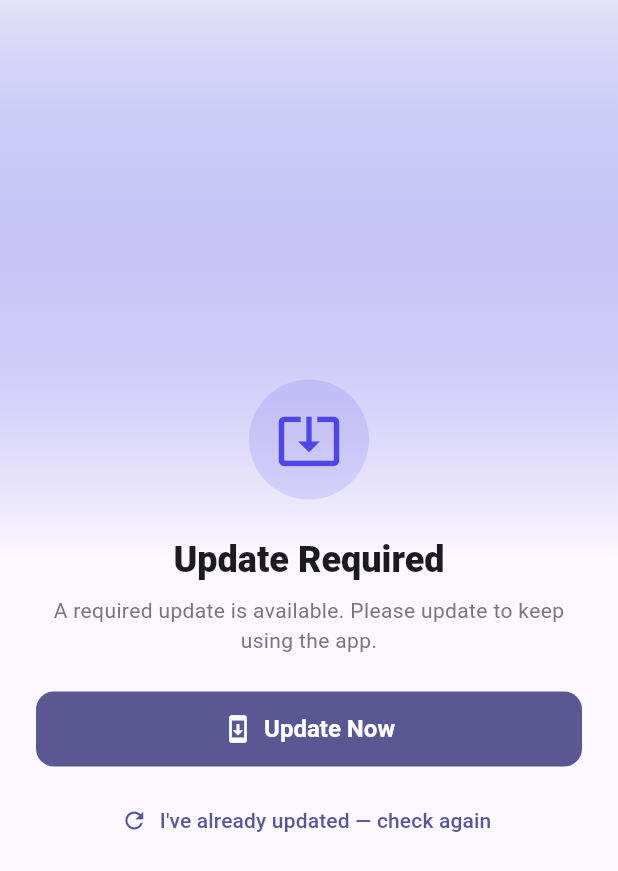
After one commit to HereQuality/Internal-Audit-Sainest-App, a Flutter app: the UpdateRequiredScreen screen opened directly, after a tap on "Update Now", on a phone screen of 412 x 824 dp. The commit adds this screen. Shown: the top 871 px of the screen. Run offline on Flutter 3.47's test engine with Material 3 defaults, Android fonts, the phone set to English and light mode, and no system bars; our stand-ins replace cached_network_image, dio, firebase_core, firebase_messaging, flutter_local_notifications, flutter_secure_storage and 10 more; missing offline and left inert: flutter_background_service; accounts and stored records are empty; network calls fail.

Commit message:
feat: implement force-update mechanism with app update provider and UI screen

```diff
--- a/lib/core/constants/api_constants.dart
+++ b/lib/core/constants/api_constants.dart
@@ -1,11 +1,21 @@
-/// API base URL — points directly at the production backend. No
-/// --dart-define/environment override; this app always talks to one
-/// server.
+/// API base URL — points at the dev backend by default. Every real build
+/// (debug or release, on a device or in the store) still gets exactly this
+/// same server with zero extra flags, so nothing changes for the normal
+/// workflow. The one override below exists ONLY for pointing a local
+/// `flutter run` at a developer's own machine while testing a
+/// not-yet-deployed server change (e.g. App Update) — pass
+/// `--dart-define=API_BASE_URL=http://localhost:5001/api/v1` (iOS
+/// Simulator reaches the host's `localhost` directly; an Android emulator
+/// needs `http://10.0.2.2:5001/api/v1` instead, since `localhost` there
+/// means the emulator itself).
 class ApiConstants {
   ApiConstants._();
 
-//   static const String baseUrl = 'https://audit.hqepl.com/api/v1';
-  static const String baseUrl = 'https://devaudit.hqepl.com/api/v1';
+//   static const String prodUrl = 'https://audit.hqepl.com/api/v1';
+  static const String baseUrl = String.fromEnvironment(
+    'API_BASE_URL',
+    defaultValue: 'https://devaudit.hqepl.com/api/v1',
+  );
 
   /// Socket.io connects to the server root, not the /api/v1 REST prefix.
   static String get socketUrl {
@@ -123,6 +133,11 @@ class ApiConstants {
   // announcement.routes.js). AnnouncementProvider polls this.
   static const announcementStatus = '/announcement/status';
 
+  // Force-update gate — public, no auth required (see server/routes/
+  // appUpdate.routes.js). AppUpdateProvider reads this before login even
+  // resolves, same reasoning as maintenanceStatus above.
+  static const appUpdateStatus = '/app-update/status';
+
   // Global company config — the report PDF's header line, matching the
   // web Full Report's own `useCompany()` (companies.api.js#getCompanyDetails).
   // Public, no auth required (see server/routes/company.routes.js).
--- /dev/null
+++ b/lib/screens/root/update_required_screen.dart
@@ -0,0 +1,223 @@
+import 'dart:io' show Platform;
+
+import 'package:flutter/material.dart';
+import 'package:provider/provider.dart';
+import 'package:url_launcher/url_launcher.dart';
+
+import '../../core/theme/app_colors.dart';
+import '../../providers/app_update_provider.dart';
+
+/// Android's Play Store package name (android/app/build.gradle.kts's own
+/// `applicationId`) — used to deep-link straight to this app's listing.
+const _androidPackageId = 'com.hqepl.audit360';
+
+/// Apple's numeric App Store id for this app (ios/Runner.xcodeproj's own
+/// `PRODUCT_BUNDLE_IDENTIFIER` is "com.hqepl.internalaudit", but Apple's
+/// store URL needs the numeric listing id, not the bundle id, and that
+/// only exists once the app has actually been submitted/published). Fill
+/// this in once the iOS listing exists — see the fallback below for what
+/// happens while it's still blank.
+const _iosAppStoreId = '';
+
+/// Full-screen, unavoidable block shown in place of the ENTIRE app (see
+/// main.dart's _RootGate) whenever AppUpdateProvider.isForceUpdateRequired
+/// is true — checked before login even resolves, unlike
+/// MaintenanceBlockScreen. Styled to echo LoginScreen's own gradient-card
+/// look, same as MaintenanceBlockScreen, so it reads as an intentional app
+/// state, not a crash/error screen.
+class UpdateRequiredScreen extends StatefulWidget {
+  const UpdateRequiredScreen({super.key});
+
+  @override
+  State<UpdateRequiredScreen> createState() => _UpdateRequiredScreenState();
+}
+
+class _UpdateRequiredScreenState extends State<UpdateRequiredScreen> {
+  bool _checking = false;
+  bool _opening = false;
+
+  Future<void> _checkAgain() async {
+    setState(() => _checking = true);
+    await context.read<AppUpdateProvider>().refreshNow();
+    if (mounted) setState(() => _checking = false);
+  }
+
+  Future<void> _openStore() async {
+    final Uri? uri;
+    if (Platform.isAndroid) {
+      uri = Uri.parse('https://play.google.com/store/apps/details?id=$_androidPackageId');
+    } else if (Platform.isIOS && _iosAppStoreId.isNotEmpty) {
+      uri = Uri.parse('https://apps.apple.com/app/id$_iosAppStoreId');
+    } else {
+      uri = null;
+    }
+
+    if (uri == null) return;
+
+    setState(() => _opening = true);
+    try {
+      await launchUrl(uri, mode: LaunchMode.externalApplication);
+    } catch (_) {
+      // Nothing more useful to do here — worst case the button just
+      // doesn't do anything and the user is still safely on this screen,
+      // not stuck mid-navigation somewhere.
+    } finally {
+      if (mounted) setState(() => _opening = false);
+    }
+  }
+
+  @override
+  Widget build(BuildContext context) {
+    final scheme = Theme.of(context).colorScheme;
+    final provider = context.watch<AppUpdateProvider>();
+    final status = provider.status;
+    final canOpenStore = Platform.isAndroid || (Platform.isIOS && _iosAppStoreId.isNotEmpty);
+    final installedVersion = provider.installedVersion;
+
+    return Scaffold(
+      body: DecoratedBox(
+        decoration: BoxDecoration(
+          gradient: LinearGradient(
+            begin: Alignment.topCenter,
+            end: Alignment.bottomCenter,
+            colors: [AppColors.primary.withValues(alpha: 0.12), scheme.surface],
+            stops: const [0.0, 0.45],
+          ),
+        ),
+        child: SafeArea(
+          child: Center(
+            child: SingleChildScrollView(
+              padding: const EdgeInsets.symmetric(horizontal: 24, vertical: 24),
+              child: ConstrainedBox(
+                constraints: const BoxConstraints(maxWidth: 420),
+                child: Column(
+                  mainAxisSize: MainAxisSize.min,
+                  crossAxisAlignment: CrossAxisAlignment.stretch,
+                  children: [
+                    Center(
+                      child: Container(
+                        padding: const EdgeInsets.all(18),
+                        decoration: BoxDecoration(
+                          color: AppColors.primary.withValues(alpha: 0.14),
+                          shape: BoxShape.circle,
+                        ),
+                        child: const Icon(Icons.system_update_alt, size: 44, color: AppColors.primary),
+                      ),
+                    ),
+                    const SizedBox(height: 24),
+                    Text(
+                      'Update Required',
+                      style: Theme.of(context).textTheme.headlineSmall?.copyWith(fontWeight: FontWeight.w800),
+                      textAlign: TextAlign.center,
+                    ),
+                    const SizedBox(height: 8),
+                    Text(
+                      status.message.isNotEmpty
+                          ? status.message
+                          : "A required update is available. Please update to keep using the app.",
+                      style: Theme.of(context).textTheme.bodyMedium?.copyWith(color: scheme.outline),
+                      textAlign: TextAlign.center,
+                    ),
+                    // Concrete "you have X, need Y" — same reasoning as
+                    // MaintenanceBlockScreen's own "EXPECTED BACK" box:
+                    // seeing the actual numbers is what makes someone
+                    // trust the block is real and knows exactly what
+                    // updating will fix, instead of a vague "something's
+                    // wrong, tap the button and hope."
+                    if (installedVersion != null && status.minVersion.isNotEmpty) ...[
+                      const SizedBox(height: 18),
+                      Container(
+                        padding: const EdgeInsets.symmetric(horizontal: 16, vertical: 12),
+                        decoration: BoxDecoration(
+                          color: scheme.surfaceContainerLow,
+                          borderRadius: BorderRadius.circular(14),
+                          border: Border.all(color: scheme.outlineVariant.withValues(alpha: 0.6)),
+                        ),
+                        child: Row(
+                          mainAxisAlignment: MainAxisAlignment.spaceEvenly,
+                          children: [
+                            _VersionColumn(label: 'YOUR VERSION', value: installedVersion, color: scheme.outline),
+                            Icon(Icons.arrow_forward, size: 18, color: scheme.outlineVariant),
+                            _VersionColumn(label: 'REQUIRED', value: '${status.minVersion}+', color: AppColors.primary),
+                          ],
+                        ),
+                      ),
+                    ],
+                    const SizedBox(height: 24),
+                    if (canOpenStore)
+                      ElevatedButton.icon(
+                        onPressed: _opening ? null : _openStore,
+                        style: ElevatedButton.styleFrom(
+                          padding: const EdgeInsets.symmetric(vertical: 14),
+                          textStyle: const TextStyle(fontSize: 16, fontWeight: FontWeight.w700),
+                        ),
+                        icon: _opening
+                            ? const SizedBox(
+                                height: 16,
+                                width: 16,
+                                child: CircularProgressIndicator(strokeWidth: 2, color: Colors.white),
+                              )
+                            : const Icon(Icons.system_update, size: 20),
+                        label: const Text('Update Now'),
+                      )
+                    else
+                      // No store link configured for this platform yet
+                      // (see _iosAppStoreId above) — still tell the person
+                      // something actionable instead of a dead-looking
+                      // screen with only "Check again" on it.
+                      Container(
+                        padding: const EdgeInsets.symmetric(horizontal: 16, vertical: 12),
+                        decoration: BoxDecoration(
+                          color: scheme.surfaceContainerLow,
+                          borderRadius: BorderRadius.circular(14),
+                        ),
+                        child: Text(
+                          'Please update via your usual app source (Play Store / App Store / the link your admin shared).',
+                          style: Theme.of(context).textTheme.bodySmall?.copyWith(color: scheme.outline),
+                          textAlign: TextAlign.center,
+                        ),
+                      ),
+                    const SizedBox(height: 12),
+                    TextButton.icon(
+                      onPressed: _checking ? null : _checkAgain,
+                      icon: _checking
+                          ? const SizedBox(height: 16, width: 16, child: CircularProgressIndicator(strokeWidth: 2))
+                          : const Icon(Icons.refresh, size: 18),
+                      label: Text(_checking ? 'Checking...' : "I've already updated — check again"),
+                    ),
+                  ],
+                ),
+              ),
+            ),
+          ),
+        ),
+      ),
+    );
+  }
+}
+
+class _VersionColumn extends StatelessWidget {
+  const _VersionColumn({required this.label, required this.value, required this.color});
+
+  final String label;
+  final String value;
+  final Color color;
+
+  @override
+  Widget build(BuildContext context) {
+    return Column(
+      mainAxisSize: MainAxisSize.min,
+      children: [
+        Text(
+          label,
+          style: Theme.of(context).textTheme.labelSmall?.copyWith(color: Theme.of(context).colorScheme.outline, letterSpacing: 0.6),
+        ),
+        const SizedBox(height: 2),
+        Text(
+          value,
+          style: Theme.of(context).textTheme.titleMedium?.copyWith(fontWeight: FontWeight.w800, color: color),
+        ),
+      ],
+    );
+  }
+}
--- a/pubspec.yaml
+++ b/pubspec.yaml
@@ -60,6 +60,12 @@ dependencies:
   http: ^1.2.2
   firebase_core: ^3.8.0
   firebase_messaging: ^15.1.6
+
+  # Force-update gate (lib/providers/app_update_provider.dart) — reads the
+  # installed build's own version to compare against the server's minimum,
+  # and opens the Play Store/App Store listing from the block screen.
+  package_info_plus: ^8.1.2
+  url_launcher: ^6.3.1
 
   # Reports screen (profile) — builds and shares a completed audit's full
   # report as a PDF, mirroring client/src/pages/AuditFullReport.jsx.
```
Also changed, not shown: lib/main.dart (+94 -1 lines), lib/models/app_update_status.dart (added, +31 -0 lines), lib/providers/app_update_provider.dart (added, +128 -0 lines), pubspec.lock, 7 other files.
